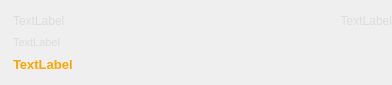
Qt form src/gui/ui/transactionframe.ui (ConcealNetwork/conceal-desktop) before a commit.
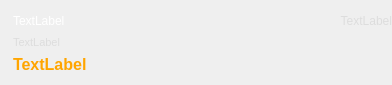
The same form after that commit.

Diff of the .ui file:
```diff
--- a/src/gui/ui/transactionframe.ui
+++ b/src/gui/ui/transactionframe.ui
@@ -91,6 +91,9 @@
            <pointsize>9</pointsize>
           </font>
          </property>
+         <property name="styleSheet">
+          <string notr="true">color: white;</string>
+         </property>
          <property name="text">
           <string>TextLabel</string>
          </property>
@@ -144,7 +147,7 @@
        <property name="font">
         <font>
          <family>Arial</family>
-         <pointsize>10</pointsize>
+         <pointsize>12</pointsize>
          <weight>75</weight>
          <bold>true</bold>
         </font>
```
